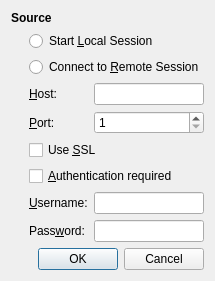
First picture: the form in qt/SessionDialog.ui, repository transmission/transmission, before the edit.
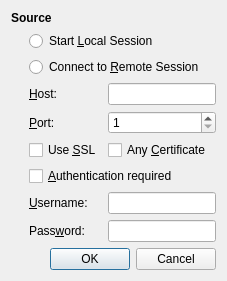
Second picture: the form after the edit.

Commit message: Use 'remote-session-use-any-cert' in transmission-qt

```diff
--- a/qt/SessionDialog.ui
+++ b/qt/SessionDialog.ui
@@ -79,13 +79,20 @@
        </property>
       </widget>
      </item>
-     <item row="4" column="0" colspan="2">
+     <item row="4" column="0" colspan="1">
       <widget class="QCheckBox" name="sslCheck">
        <property name="text">
         <string>Use &amp;SSL</string>
        </property>
       </widget>
      </item>
+     <item row="4" column="1" colspan="1">
+      <widget class="QCheckBox" name="anycertCheck">
+       <property name="text">
+        <string>Any &amp;Certificate</string>
+       </property>
+      </widget>
+     </item>
      <item row="5" column="0" colspan="2">
       <widget class="QCheckBox" name="authCheck">
        <property name="text">
```
The commit also changes 6 other files.
